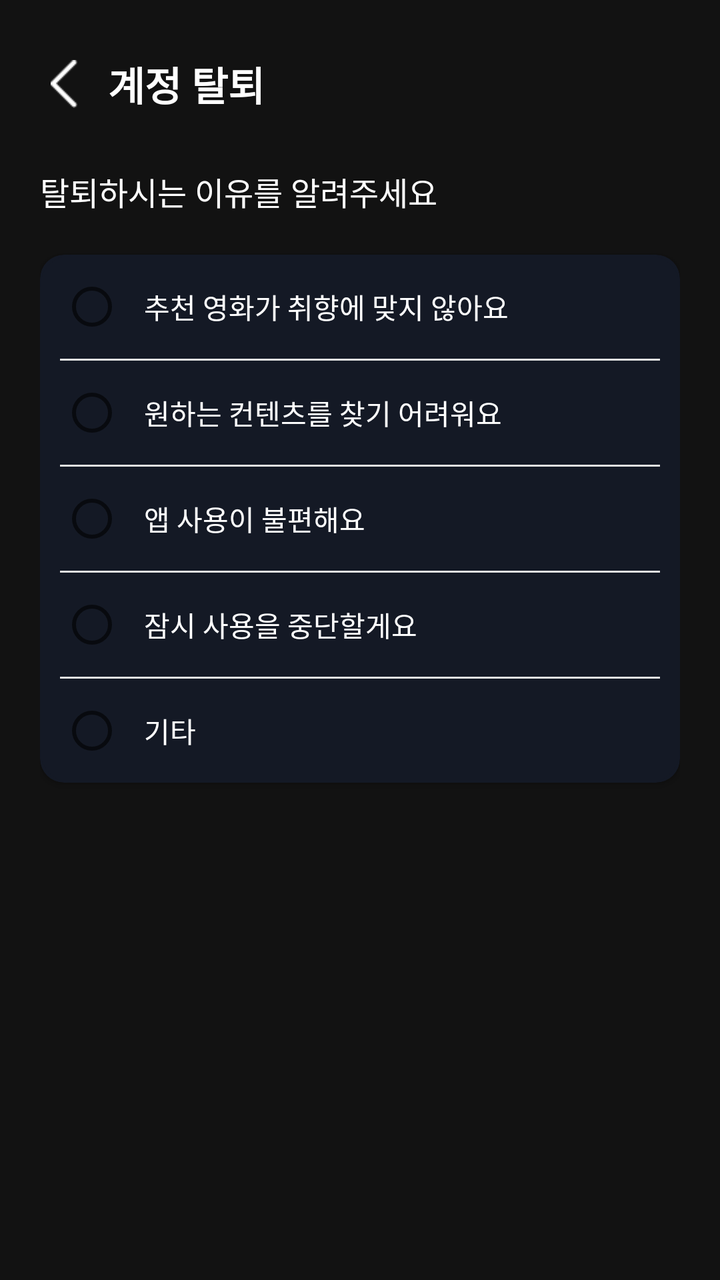
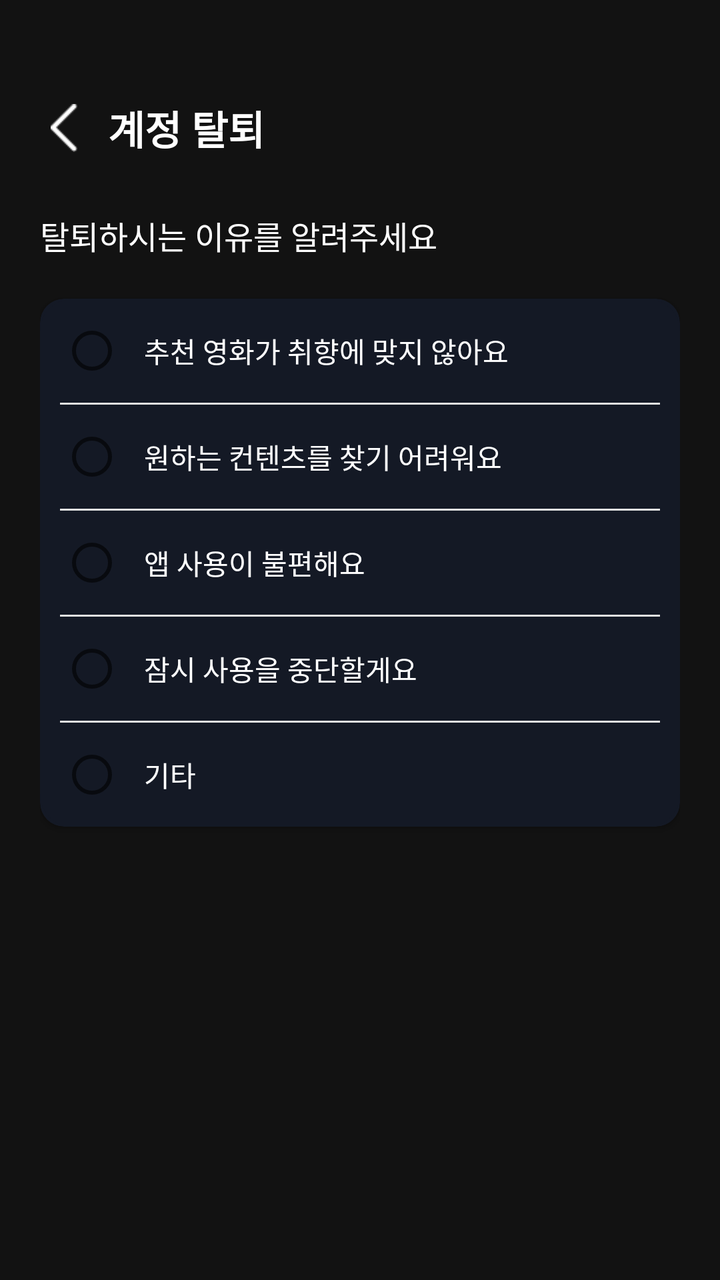

Two renders of the same Android screen: before a commit and after it. Below are the layout's source before the change and the commit's diff.
<!-- AndroidManifest.xml: activity theme Theme.AppCompat.Light.NoActionBar -->
<!-- res/layout/activity_delete_account.xml -->
<?xml version="1.0" encoding="utf-8"?>
<androidx.constraintlayout.widget.ConstraintLayout xmlns:android="http://schemas.android.com/apk/res/android"
    xmlns:app="http://schemas.android.com/apk/res-auto"
    xmlns:tools="http://schemas.android.com/tools"
    android:layout_width="match_parent"
    android:layout_height="match_parent"
    android:background="#121212"
    android:padding="20dp">

    <ImageView
        android:id="@+id/btn_back"
        android:layout_width="24dp"
        android:layout_height="24dp"
        android:src="@drawable/ic_back"
        app:tint="#FFFFFF"
        app:layout_constraintStart_toStartOf="parent"
        app:layout_constraintTop_toTopOf="parent"
        android:layout_marginTop="10dp"/>

    <TextView
        android:id="@+id/tv_title"
        android:layout_width="wrap_content"
        android:layout_height="wrap_content"
        android:text="계정 탈퇴"
        android:textColor="#FFFFFF"
        android:textSize="20sp"
        android:textStyle="bold"
        android:layout_marginStart="10dp"
        app:layout_constraintStart_toEndOf="@id/btn_back"
        app:layout_constraintTop_toTopOf="@id/btn_back"
        app:layout_constraintBottom_toBottomOf="@id/btn_back"/>

    <TextView
        android:id="@+id/tv_subtitle"
        android:layout_width="wrap_content"
        android:layout_height="wrap_content"
        android:text="탈퇴하시는 이유를 알려주세요"
        android:textColor="#FFFFFF"
        android:textSize="16sp"
        android:layout_marginTop="30dp"
        app:layout_constraintStart_toStartOf="parent"
        app:layout_constraintTop_toBottomOf="@id/btn_back"/>

    <androidx.cardview.widget.CardView
        android:id="@+id/card_reasons"
        android:layout_width="match_parent"
        android:layout_height="wrap_content"
        android:layout_marginTop="20dp"
        app:cardCornerRadius="12dp"
        app:cardBackgroundColor="#141925"
        app:layout_constraintTop_toBottomOf="@id/tv_subtitle">

        <RadioGroup
            android:id="@+id/radio_group_reasons"
            android:layout_width="match_parent"
            android:layout_height="wrap_content"
            android:background="@drawable/bg_rounded_navy"
            android:padding="10dp">

            <RadioButton
                android:id="@+id/rb_reason1"
                android:layout_width="match_parent"
                android:layout_height="wrap_content"
                android:text="추천 영화가 취향에 맞지 않아요"
                android:textColor="#FFFFFF"
                android:textSize="14sp"
                android:paddingStart="10dp"
                android:layout_marginBottom="10dp"/>

            <View android:layout_width="match_parent" android:layout_height="1dp" android:background="#E0E0E0"/>

            <RadioButton
                android:id="@+id/rb_reason2"
                android:layout_width="match_parent"
                android:layout_height="wrap_content"
                android:text="원하는 컨텐츠를 찾기 어려워요"
                android:textColor="#FFFFFF"
                android:textSize="14sp"
                android:paddingStart="10dp"
                android:layout_marginVertical="10dp"/>

            <View android:layout_width="match_parent" android:layout_height="1dp" android:background="#E0E0E0"/>

            <RadioButton
                android:id="@+id/rb_reason3"
                android:layout_width="match_parent"
                android:layout_height="wrap_content"
                android:text="앱 사용이 불편해요"
                android:textColor="#FFFFFF"
                android:textSize="14sp"
                android:paddingStart="10dp"
                android:layout_marginVertical="10dp"/>

            <View android:layout_width="match_parent" android:layout_height="1dp" android:background="#E0E0E0"/>

            <RadioButton
                android:id="@+id/rb_reason4"
                android:layout_width="match_parent"
                android:layout_height="wrap_content"
                android:text="잠시 사용을 중단할게요"
                android:textColor="#FFFFFF"
                android:textSize="14sp"
                android:paddingStart="10dp"
                android:layout_marginVertical="10dp"/>

            <View android:layout_width="match_parent" android:layout_height="1dp" android:background="#E0E0E0"/>

            <RadioButton
                android:id="@+id/rb_reason_etc"
                android:layout_width="match_parent"
                android:layout_height="wrap_content"
                android:text="기타"
                android:textColor="#FFFFFF"
                android:textSize="14sp"
                android:paddingStart="10dp"
                android:layout_marginTop="10dp"/>
        </RadioGroup>
    </androidx.cardview.widget.CardView>

    <EditText
        android:id="@+id/et_etc_reason"
        android:layout_width="match_parent"
        android:layout_height="120dp"
        android:layout_marginTop="16dp"
        android:background="@drawable/bg_rounded_white"
        android:hint="Enter the reason"
        android:gravity="top|start"
        android:padding="16dp"
        android:textSize="14sp"
        android:visibility="gone"
        app:layout_constraintTop_toBottomOf="@id/card_reasons"/>
    <Button
        android:id="@+id/btn_next"
        android:layout_width="match_parent"
        android:layout_height="56dp"
        android:text="계속하기"
        android:textColor="#FFFFFF"
        android:background="@drawable/bg_rounded_gray"
        android:visibility="gone"
        android:layout_marginBottom="30dp"
        app:layout_constraintBottom_toBottomOf="parent"
        app:layout_constraintStart_toStartOf="parent"
        app:layout_constraintEnd_toEndOf="parent"
        app:backgroundTint="@null"/>

</androidx.constraintlayout.widget.ConstraintLayout>
<!-- resources referenced by this layout -->
<resources>
  <!-- drawable bg_rounded_gray (drawable) -->
  <?xml version="1.0" encoding="utf-8"?>
  <shape xmlns:android="http://schemas.android.com/apk/res/android">
      <solid android:color="#6A7282"/> <corners android:radius="16.4dp"/>
  </shape>
  <!-- drawable bg_rounded_navy (drawable) -->
  <?xml version="1.0" encoding="utf-8"?>
  <shape xmlns:android="http://schemas.android.com/apk/res/android">
      <solid android:color="#141925"/> <corners android:radius="16.4dp"/>
  </shape>
  <!-- drawable bg_rounded_white (drawable) -->
  <?xml version="1.0" encoding="utf-8"?>
  <shape xmlns:android="http://schemas.android.com/apk/res/android">
      <solid android:color="#FFFFFF"/> <corners android:radius="20dp"/> </shape>
  <!-- drawable ic_back: png bitmap (drawable, 178 bytes) -->
</resources>

<!-- the commit's change to res/layout/activity_delete_account.xml (unified diff, before → after) -->
@@ -15,7 +15,7 @@
         app:tint="#FFFFFF"
         app:layout_constraintStart_toStartOf="parent"
         app:layout_constraintTop_toTopOf="parent"
-        android:layout_marginTop="10dp"/>
+        android:layout_marginTop="32dp"/>
 
     <TextView
         android:id="@+id/tv_title"
